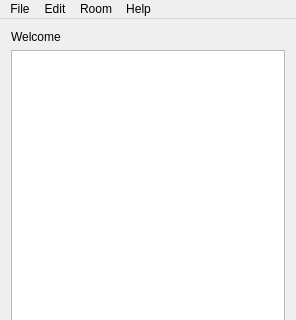
First picture: the form in Lan-Messenger/mainwindow.ui, repository fffaraz/Lan-Messenger, before the edit; both pictures show x 0 to 296 and y 0 to 320 of the 296 by 606 pixel window.
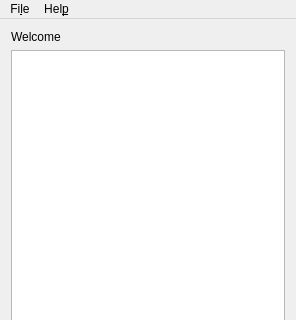
Second picture: the form after the edit.

```diff
--- a/Lan-Messenger/mainwindow.ui
+++ b/Lan-Messenger/mainwindow.ui
@@ -33,39 +33,24 @@
      <x>0</x>
      <y>0</y>
      <width>296</width>
-     <height>21</height>
+     <height>30</height>
     </rect>
    </property>
    <widget class="QMenu" name="menuFile">
     <property name="title">
-     <string>File</string>
+     <string>Fi&amp;le</string>
     </property>
     <addaction name="separator"/>
     <addaction name="actionExit"/>
    </widget>
-   <widget class="QMenu" name="menuEdit">
-    <property name="title">
-     <string>Edit</string>
-    </property>
-    <addaction name="actionOptions"/>
-   </widget>
    <widget class="QMenu" name="menuHelp">
     <property name="title">
-     <string>Help</string>
+     <string>Hel&amp;p</string>
     </property>
     <addaction name="separator"/>
     <addaction name="actionAbout"/>
    </widget>
-   <widget class="QMenu" name="menuRoom">
-    <property name="title">
-     <string>Room</string>
-    </property>
-    <addaction name="actionJoin"/>
-    <addaction name="actionList"/>
-   </widget>
    <addaction name="menuFile"/>
-   <addaction name="menuEdit"/>
-   <addaction name="menuRoom"/>
    <addaction name="menuHelp"/>
   </widget>
   <widget class="QStatusBar" name="statusBar"/>
```
Left out of the diff: 10 changed lines with no effect on the pictures.
